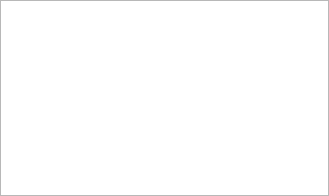
First picture: the form in datatypesview/datatypesview.ui, repository PREF/PREF, before the edit.
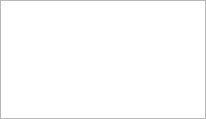
Second picture: the form after the edit.

```diff
--- a/datatypesview/datatypesview.ui
+++ b/datatypesview/datatypesview.ui
@@ -6,8 +6,8 @@
    <rect>
     <x>0</x>
     <y>0</y>
-    <width>329</width>
-    <height>196</height>
+    <width>206</width>
+    <height>119</height>
    </rect>
   </property>
   <property name="windowTitle">
```
